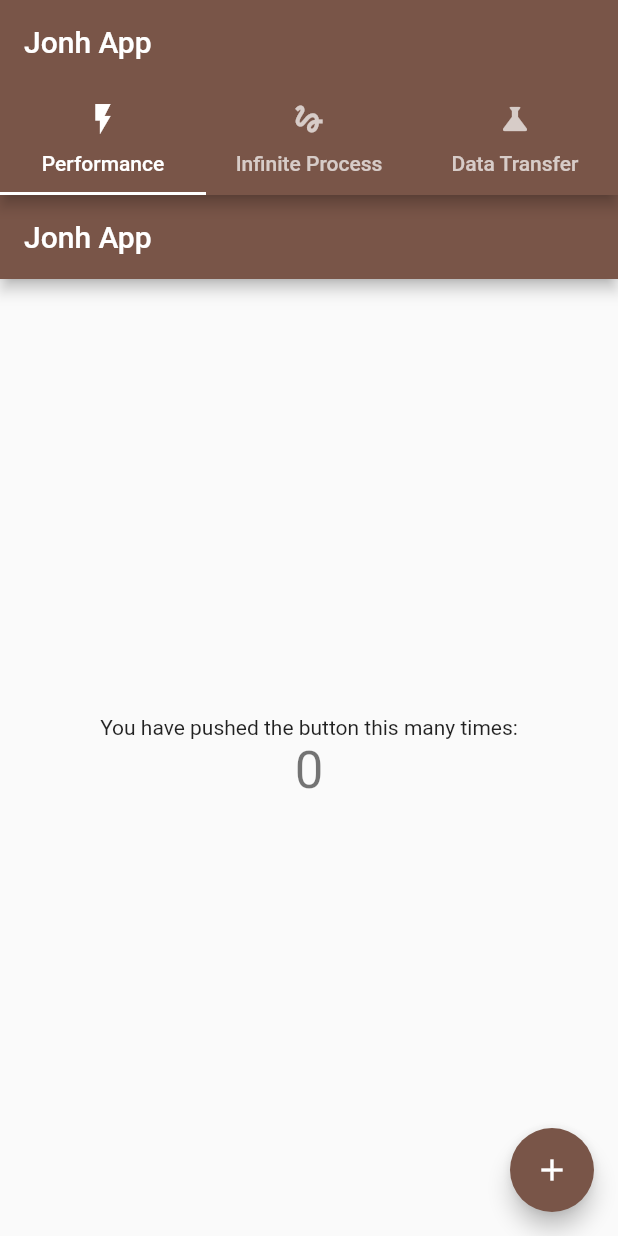
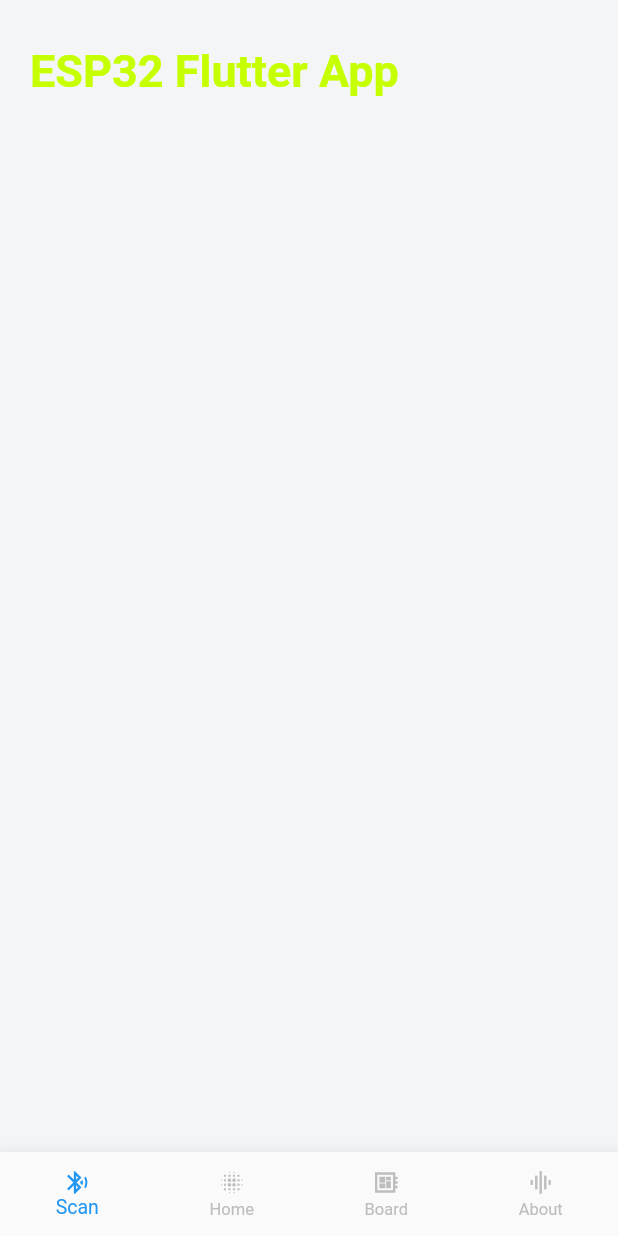
Before and after one commit to Joaosilgo/flutter-app, a Flutter app: the screen it shows after launch, on a phone screen of 412 x 824 dp. Run offline on Flutter 3.47's test engine with Material 2 defaults, Android fonts, the phone set to English and light mode, and no system bars.

Commit message:
🍪🍪

```diff
--- a/lib/main.dart
+++ b/lib/main.dart
@@ -1,3 +1,28 @@
+
+import 'package:flutter/material.dart';
+import 'package:flutter_app/screens/home_screen.dart';
+
+void main() => runApp(MyApp());
+
+class MyApp extends StatelessWidget {
+  // This widget is the root of your application.
+  @override
+  Widget build(BuildContext context) {
+    return MaterialApp(
+      title: 'ESP32 Flutter App',
+      debugShowCheckedModeBanner: false,
+      theme: ThemeData(
+        primaryColor: Color(0xFFC6FF00),
+        accentColor: Color(0xFFEEFF41),
+        scaffoldBackgroundColor: Color(0xFFF3F5F7),
+
+      ),
+      home: HomeScreen(),
+    );
+  }
+}
+
+/*
 import 'package:flutter/material.dart';
 
 import 'package:http/http.dart' as http;
@@ -149,3 +174,4 @@ class _MyHomePageState extends State<MyHomePage> {
     );
   }
 }
+*/
--- /dev/null
+++ b/lib/screens/home_screen.dart
@@ -0,0 +1,85 @@
+import 'package:flutter/material.dart';
+
+
+class HomeScreen extends StatefulWidget {
+  @override
+  _HomeScreenState createState() => _HomeScreenState();
+}
+
+class _HomeScreenState extends State<HomeScreen> {
+  int _currentTab = 0;
+
+
+
+  @override
+  Widget build(BuildContext context) {
+    return Scaffold(
+      body: SafeArea(
+        child: ListView(
+          padding: EdgeInsets.symmetric(vertical: 30),
+          children: <Widget>[
+            Padding(
+                padding: const EdgeInsets.only(left: 20.0, right: 120),
+                child: Text('ESP32 Flutter App',
+                    style: TextStyle(
+                      fontSize: 30.0,
+                      fontWeight: FontWeight.bold,
+                      color: Color(0xFFC6FF00),
+                    )))
+          ],
+        ),
+      ),
+      bottomNavigationBar: BottomNavigationBar(
+        currentIndex: _currentTab,
+        type: BottomNavigationBarType.fixed,
+        selectedFontSize: 13,
+        unselectedFontSize: 11,
+        elevation: 10,
+        unselectedItemColor: Color(0xFFBDBDBD),
+        onTap: (int value) {
+          setState(() {
+            _currentTab = value;
+          });
+        },
+        items: [
+          BottomNavigationBarItem(
+            icon: Icon(
+              Icons.bluetooth_searching_sharp,
+              size: 18.0,
+            ),
+            label: 'Scan',
+          ),
+          BottomNavigationBarItem(
+            icon: Icon(
+              Icons.blur_on_sharp,
+              size: 18.0,
+            ),
+            label: 'Home',
+          ),
+          BottomNavigationBarItem(
+            icon: Icon(
+              Icons.developer_board_sharp,
+              size: 18.0,
+            ),
+            label: 'Board',
+          ),
+          BottomNavigationBarItem(
+            icon: Icon(
+              Icons.graphic_eq,
+              size: 18.0,
+            ),
+            label: 'About',
+          ),
+
+          /* BottomNavigationBarItem(
+            icon: CircleAvatar(
+              radius: 15.0,
+              backgroundImage: NetworkImage('http://i.imgur.com/zL4Krbz.jpg'),
+            ),
+            label: 'Home',
+          )*/
+        ],
+      ),
+    );
+  }
+}
--- /dev/null
+++ b/lib/screens/placeholder_widget.dart
@@ -0,0 +1,14 @@
+import 'package:flutter/material.dart';
+
+class PlaceholderWidget extends StatelessWidget {
+ final Color color;
+
+ PlaceholderWidget(this.color);
+
+ @override
+ Widget build(BuildContext context) {
+   return Container(
+     color: color,
+   );
+ }
+}
```
Also changed, not shown: 6 other files.
